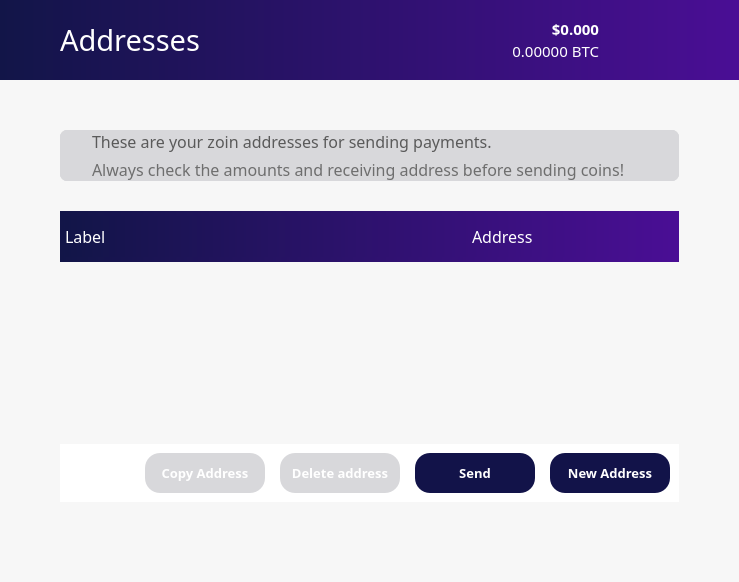
Old version of the form src/qt/forms/winforms/addressbookpage.ui in the repository noirofficial/noir.
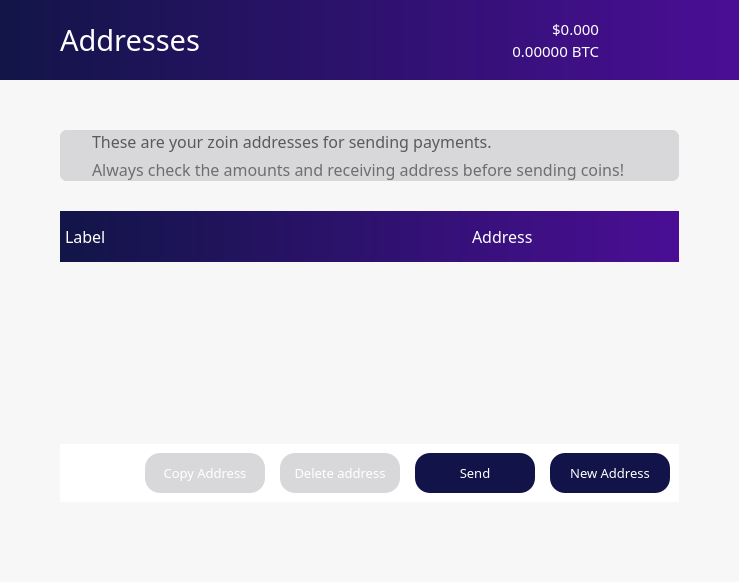
New version of the form. Icons and pictures are not drawn.

Commit message: Upload win forms

```diff
--- a/src/qt/forms/winforms/addressbookpage.ui
+++ b/src/qt/forms/winforms/addressbookpage.ui
@@ -440,10 +440,10 @@
                <widget class="QLabel" name="priceUSD">
                 <property name="font">
                  <font>
-                  <family>ZoinLight</family>
+                  <family>ZoinMedium</family>
                   <pointsize>11</pointsize>
-                  <weight>75</weight>
-                  <bold>true</bold>
+                  <weight>50</weight>
+                  <bold>false</bold>
                  </font>
                 </property>
                 <property name="styleSheet">
@@ -1306,10 +1306,10 @@
                   </property>
                   <property name="font">
                    <font>
-                    <family>ZoinLight</family>
+                    <family>ZoinRegular</family>
                     <pointsize>10</pointsize>
-                    <weight>75</weight>
-                    <bold>true</bold>
+                    <weight>50</weight>
+                    <bold>false</bold>
                    </font>
                   </property>
                   <property name="styleSheet">
@@ -1337,10 +1337,10 @@
                   </property>
                   <property name="font">
                    <font>
-                    <family>ZoinLight</family>
+                    <family>ZoinRegular</family>
                     <pointsize>10</pointsize>
-                    <weight>75</weight>
-                    <bold>true</bold>
+                    <weight>50</weight>
+                    <bold>false</bold>
                    </font>
                   </property>
                   <property name="styleSheet">
@@ -1368,10 +1368,10 @@
                   </property>
                   <property name="font">
                    <font>
-                    <family>ZoinLight</family>
+                    <family>ZoinRegular</family>
                     <pointsize>10</pointsize>
-                    <weight>75</weight>
-                    <bold>true</bold>
+                    <weight>50</weight>
+                    <bold>false</bold>
                    </font>
                   </property>
                   <property name="styleSheet">
@@ -1400,10 +1400,10 @@
                   </property>
                   <property name="font">
                    <font>
-                    <family>ZoinLight</family>
+                    <family>ZoinRegular</family>
                     <pointsize>10</pointsize>
-                    <weight>75</weight>
-                    <bold>true</bold>
+                    <weight>50</weight>
+                    <bold>false</bold>
                    </font>
                   </property>
                   <property name="styleSheet">
```
The commit also changes 7 other files.
